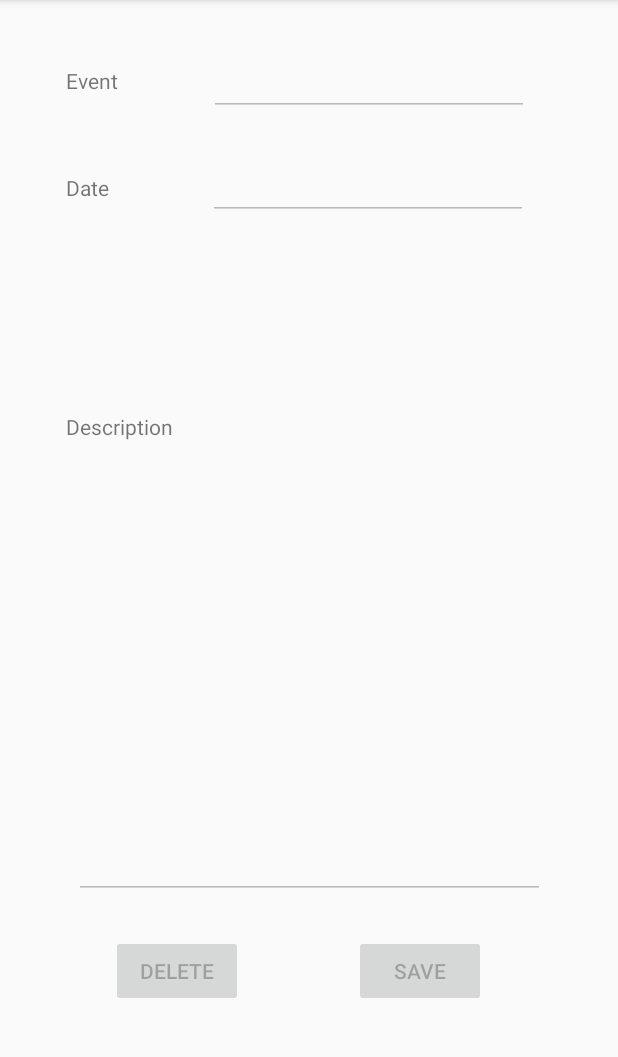
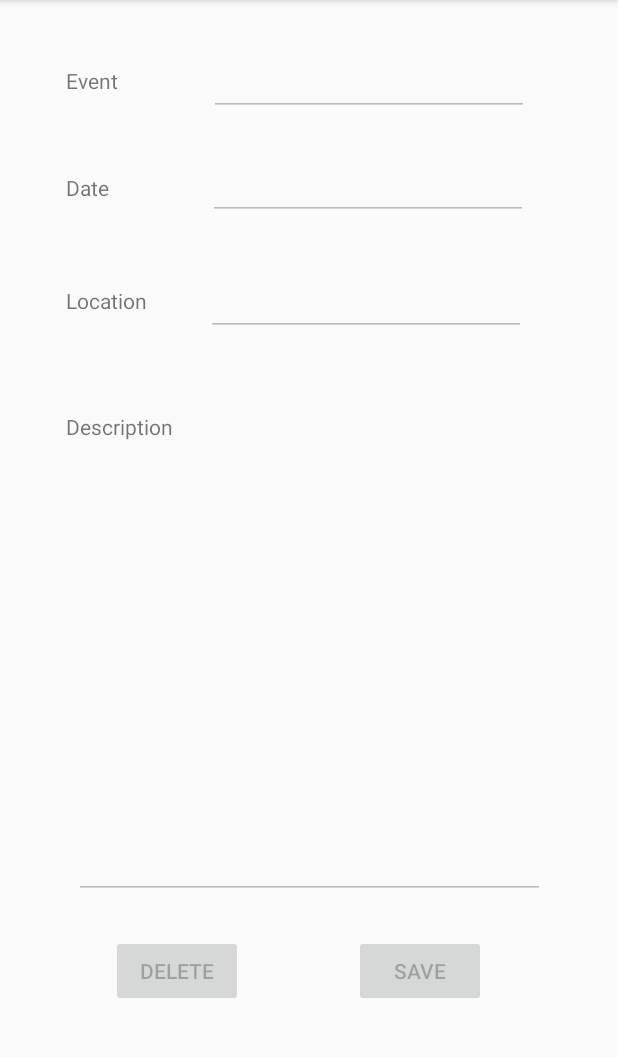
Before and after one commit to mpatterson16/UnabridgedScheduler, an Android app: the EventActivity screen opened directly, with no data from a screen before it, on a phone screen of 412 x 824 dp, the part 84-1141 px from its top. Run offline under Robolectric (Android 15) with nearby library versions, the phone set to English and light mode, and no system bars; our stand-ins replace Firebase (no records; nobody signed in at launch, a user with empty details on screens opened directly).

Commit message:
add location to events

```diff
--- a/app/src/main/java/net/augustana/maegan/unabridgedscheduler/Event.java
+++ b/app/src/main/java/net/augustana/maegan/unabridgedscheduler/Event.java
@@ -4,12 +4,14 @@ public class Event {
     String name;
     String date;
     String desc;
+    String location;
     String id;
 
-    public Event(String name, String date, String desc, String id) {
+    public Event(String name, String date, String desc, String loc, String id) {
         this.name = name;
         this.date = date;
         this.desc = desc;
+        this.location = loc;
         this.id = id;
     }
 }
--- a/app/src/main/java/net/augustana/maegan/unabridgedscheduler/EventActivity.java
+++ b/app/src/main/java/net/augustana/maegan/unabridgedscheduler/EventActivity.java
@@ -26,11 +26,13 @@ public class EventActivity extends AppCompatActivity {
         final EditText eventText = (EditText)findViewById(R.id.eventText);
         final EditText dateText = (EditText)findViewById(R.id.dateText);
         final EditText descriptionText = (EditText)findViewById(R.id.descriptionText);
+        final EditText locationText = findViewById(R.id.locationText);
 
         Intent intent = this.getIntent();
         String event = intent.getStringExtra("event");
         String date = intent.getStringExtra("date");
         String desc = intent.getStringExtra("desc");
+        String loc = intent.getStringExtra("loc");
         final String id = intent.getStringExtra("id");
         boolean authorized = intent.getBooleanExtra("authorized", false);
         Log.d("ID:", "onCreate: id: " + id);
@@ -38,6 +40,7 @@ public class EventActivity extends AppCompatActivity {
         eventText.setText(event, TextView.BufferType.NORMAL);
         dateText.setText(date, TextView.BufferType.NORMAL);
         descriptionText.setText(desc, TextView.BufferType.NORMAL);
+        locationText.setText(loc, TextView.BufferType.NORMAL);
 
         Button saveButton = (Button)findViewById(R.id.saveButton);
         Button deleteButton = (Button)findViewById(R.id.deleteButton);
@@ -46,12 +49,14 @@ public class EventActivity extends AppCompatActivity {
             eventText.setEnabled(true);
             dateText.setEnabled(true);
             descriptionText.setEnabled(true);
+            locationText.setEnabled(true);
             saveButton.setEnabled(true);
             deleteButton.setEnabled(true);
         } else {
             eventText.setEnabled(false);
             dateText.setEnabled(false);
             descriptionText.setEnabled(false);
+            locationText.setEnabled(false);
             saveButton.setEnabled(false);
             deleteButton.setEnabled(false);
         }
@@ -68,6 +73,7 @@ public class EventActivity extends AppCompatActivity {
                 eventRef.child("name").setValue(eventText.getText().toString());
                 eventRef.child("date").setValue(dateText.getText().toString());
                 eventRef.child("desc").setValue(descriptionText.getText().toString());
+                eventRef.child("loc").setValue(locationText.getText().toString());
 
                 Intent intent = new Intent(getBaseContext(), MainActivity.class);
                 startActivity(intent);
--- a/app/src/main/java/net/augustana/maegan/unabridgedscheduler/MainActivity.java
+++ b/app/src/main/java/net/augustana/maegan/unabridgedscheduler/MainActivity.java
@@ -67,7 +67,7 @@ public class MainActivity extends AppCompatActivity {
                     for(DataSnapshot item : data) {
                         Log.d("DB: ", "onDataChange: " + item.getKey() + " " + item.getChildren());
                         if(next.getKey().equals("events")) {
-                            events.add(new Event(item.child("name").getValue().toString(), item.child("date").getValue().toString(), item.child("desc").getValue().toString(), item.getKey()));
+                            events.add(new Event(item.child("name").getValue().toString(), item.child("date").getValue().toString(), item.child("desc").getValue().toString(), item.child("loc").getValue().toString(), item.getKey()));
                         } else if(next.getKey().equals("users")) {
                             users.add(item.child("uid").getValue().toString());
                         }
@@ -75,7 +75,6 @@ public class MainActivity extends AppCompatActivity {
                     Log.d("DB: ", "onDataChange: " + next.getKey());
                     Log.d("DB: ", "onDataChange: " + next.getChildren());
 
-                    //events.add(new Event(next.child("name").getValue().toString(), next.child("date").getValue().toString(), next.child("desc").getValue().toString(), next.getKey()));
                 }
 
                 FirebaseAuth auth = FirebaseAuth.getInstance();
--- a/app/src/main/java/net/augustana/maegan/unabridgedscheduler/RVAdapter.java
+++ b/app/src/main/java/net/augustana/maegan/unabridgedscheduler/RVAdapter.java
@@ -47,6 +47,7 @@ public class RVAdapter extends RecyclerView.Adapter<RVAdapter.EventViewHolder>{
                 intent.putExtra("event", item.name);
                 intent.putExtra("date", item.date);
                 intent.putExtra("desc", item.desc);
+                intent.putExtra("loc", item.location);
                 intent.putExtra("id", item.id);
                 intent.putExtra("authorized", authorized);
                 context.startActivity(intent);
--- a/app/src/main/res/layout/activity_event.xml
+++ b/app/src/main/res/layout/activity_event.xml
@@ -24,7 +24,6 @@
         android:layout_marginTop="32dp"
         android:ems="10"
         android:inputType="textPersonName"
-        android:text="Name"
         android:textColor="@android:color/primary_text_light_nodisable"
         app:layout_constraintEnd_toEndOf="parent"
         app:layout_constraintHorizontal_bias="0.504"
@@ -101,4 +100,30 @@
         app:layout_constraintEnd_toStartOf="@+id/saveButton"
         app:layout_constraintStart_toStartOf="parent"
         app:layout_constraintTop_toBottomOf="@+id/descriptionText" />
+
+    <TextView
+        android:id="@+id/textView7"
+        android:layout_width="wrap_content"
+        android:layout_height="wrap_content"
+        android:layout_marginStart="44dp"
+        android:layout_marginLeft="44dp"
+        android:layout_marginTop="56dp"
+        android:text="Location"
+        app:layout_constraintStart_toStartOf="parent"
+        app:layout_constraintTop_toBottomOf="@+id/textView2" />
+
+    <EditText
+        android:id="@+id/locationText"
+        android:layout_width="wrap_content"
+        android:layout_height="wrap_content"
+        android:layout_marginStart="36dp"
+        android:layout_marginLeft="36dp"
+        android:layout_marginTop="32dp"
+        android:ems="10"
+        android:inputType="textPersonName"
+        android:textColor="@android:color/primary_text_light_nodisable"
+        app:layout_constraintEnd_toEndOf="parent"
+        app:layout_constraintHorizontal_bias="0.048"
+        app:layout_constraintStart_toEndOf="@+id/textView7"
+        app:layout_constraintTop_toBottomOf="@+id/dateText" />
 </androidx.constraintlayout.widget.ConstraintLayout>
```
